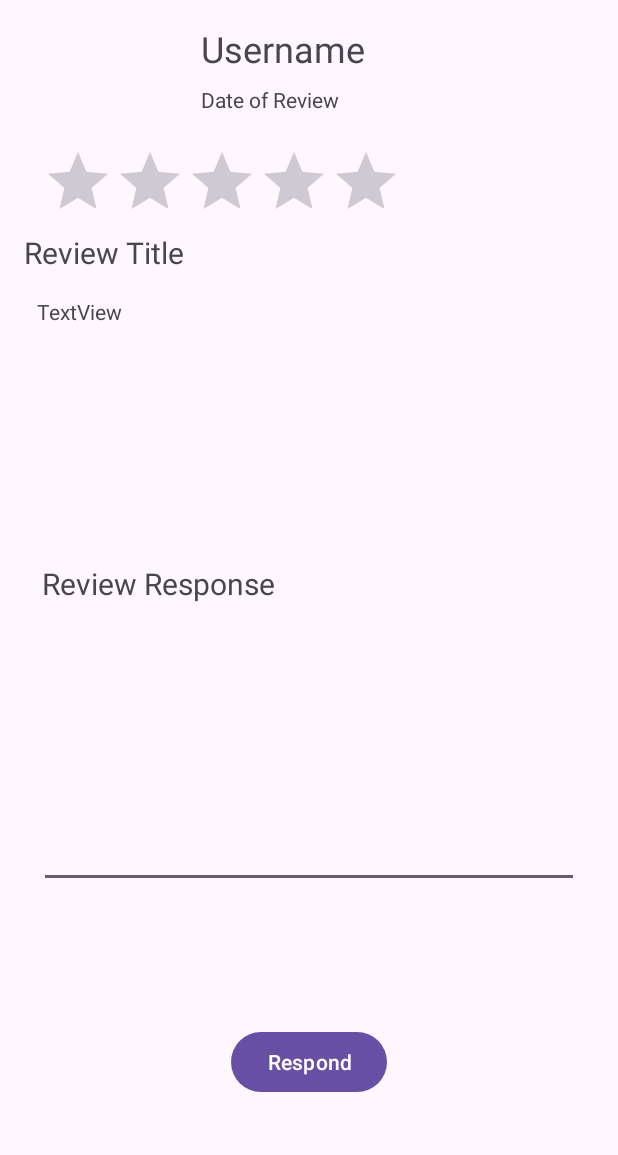
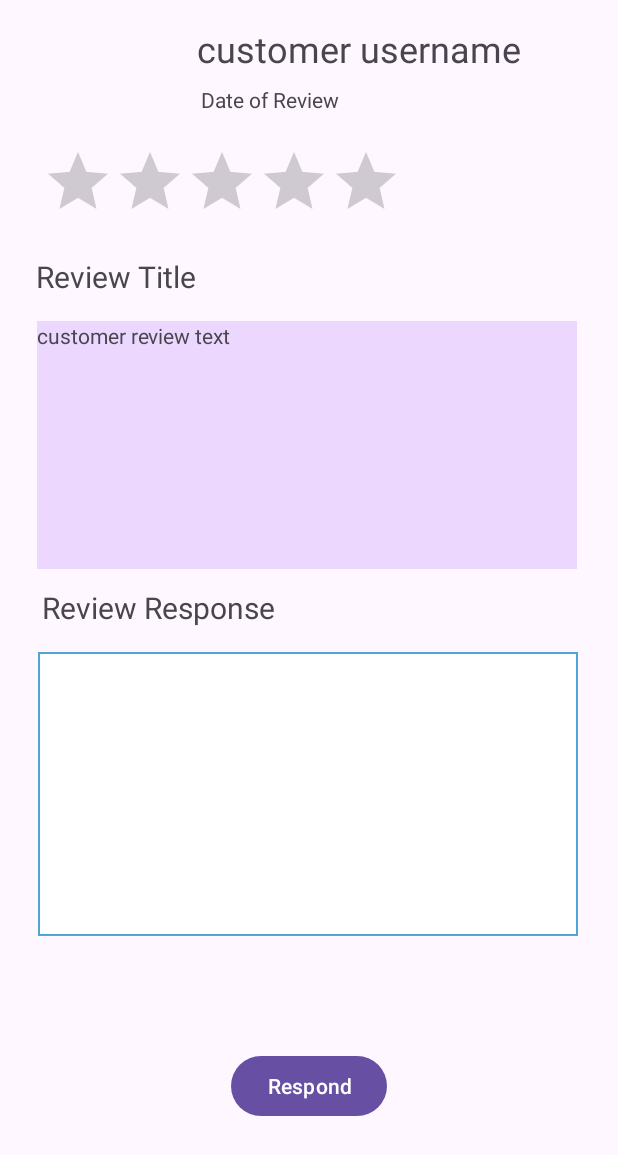
Before and after one commit to lamkimze/MonashElectronicReviewingPlatforms, an Android app: the ownerReviewRespondPage screen opened directly, with no data from a screen before it, on a phone screen of 412 x 824 dp. Shown: the top 1155 px of the screen. Run offline under Robolectric (Android 15) with nearby library versions, the phone set to English and light mode, and no system bars.

Commit message:
Fixed formatting of owner response page and review creation page.

```diff
--- /dev/null
+++ b/app/src/main/res/drawable/my_border.xml
@@ -0,0 +1,4 @@
+<shape xmlns:android="http://schemas.android.com/apk/res/android" android:shape="rectangle" >
+    <solid android:color="@android:color/white" />
+    <stroke android:width="1dip" android:color="#4fa5d5"/>
+</shape>
--- a/app/src/main/res/layout/activity_owner_review_respond_page.xml
+++ b/app/src/main/res/layout/activity_owner_review_respond_page.xml
@@ -12,15 +12,15 @@
         android:layout_width="wrap_content"
         android:layout_height="wrap_content"
         android:layout_marginTop="16dp"
-        android:text="Username"
+        android:text="customer username"
         android:textSize="24sp"
         app:layout_constraintEnd_toEndOf="parent"
-        app:layout_constraintHorizontal_bias="0.443"
+        app:layout_constraintHorizontal_bias="0.67"
         app:layout_constraintStart_toStartOf="parent"
         app:layout_constraintTop_toTopOf="parent" />
 
     <ImageView
-        android:id="@+id/imageView2"
+        android:id="@+id/customerPicture"
         android:layout_width="92dp"
         android:layout_height="81dp"
         android:layout_marginTop="16dp"
@@ -39,7 +39,7 @@
         app:layout_constraintBottom_toTopOf="@+id/ratingBar2"
         app:layout_constraintEnd_toEndOf="parent"
         app:layout_constraintHorizontal_bias="0.055"
-        app:layout_constraintStart_toEndOf="@+id/imageView2"
+        app:layout_constraintStart_toEndOf="@+id/customerPicture"
         app:layout_constraintTop_toBottomOf="@+id/textView13"
         app:layout_constraintVertical_bias="0.0" />
 
@@ -50,15 +50,17 @@
         app:layout_constraintEnd_toEndOf="parent"
         app:layout_constraintHorizontal_bias="0.163"
         app:layout_constraintStart_toStartOf="parent"
-        app:layout_constraintTop_toBottomOf="@+id/imageView2" />
+        app:layout_constraintTop_toBottomOf="@+id/customerPicture" />
 
     <TextView
         android:id="@+id/textView25"
         android:layout_width="wrap_content"
         android:layout_height="wrap_content"
-        android:layout_marginStart="16dp"
+        android:layout_marginTop="16dp"
         android:text="Review Title"
         android:textSize="20sp"
+        app:layout_constraintEnd_toEndOf="parent"
+        app:layout_constraintHorizontal_bias="0.079"
         app:layout_constraintStart_toStartOf="parent"
         app:layout_constraintTop_toBottomOf="@+id/ratingBar2" />
 
@@ -69,7 +71,9 @@
         android:layout_marginStart="1dp"
         android:layout_marginTop="16dp"
         android:layout_marginEnd="1dp"
-        android:text="TextView"
+        android:background="#ECD7FF"
+        android:outlineProvider="paddedBounds"
+        android:text="customer review text"
         app:layout_constraintEnd_toEndOf="parent"
         app:layout_constraintHorizontal_bias="0.47"
         app:layout_constraintStart_toStartOf="parent"
@@ -90,10 +94,13 @@
         android:id="@+id/editTextTextMultiLine"
         android:layout_width="360dp"
         android:layout_height="189dp"
+        android:layout_marginTop="16dp"
+        android:background="@drawable/my_border"
         android:ems="10"
         android:gravity="start|top"
         android:inputType="textMultiLine"
         app:layout_constraintEnd_toEndOf="parent"
+        app:layout_constraintHorizontal_bias="0.49"
         app:layout_constraintStart_toStartOf="parent"
         app:layout_constraintTop_toBottomOf="@+id/textView28" />
 
```
Also changed, not shown: app/src/main/res/layout/activity_user_review_creation_page.xml (+21 -18 lines).
